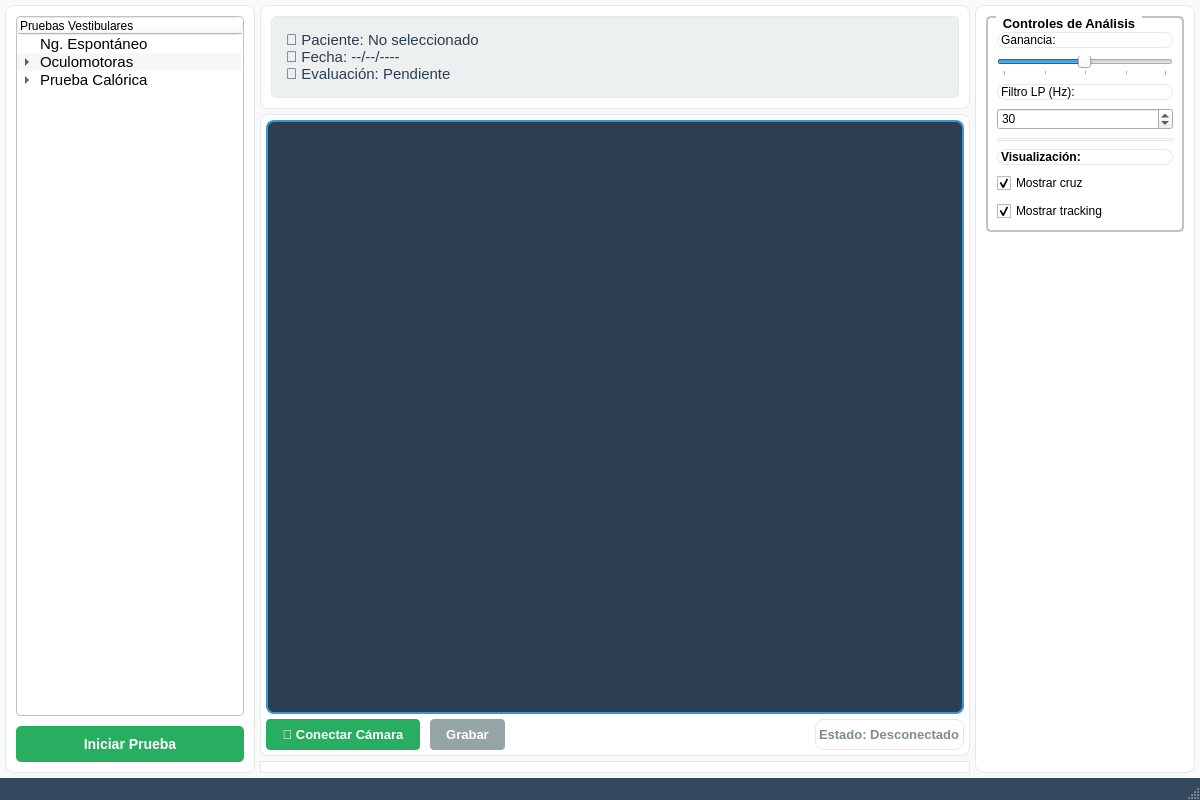
Qt form src/ui/main_window.ui (Debaq/Siev) before a commit.
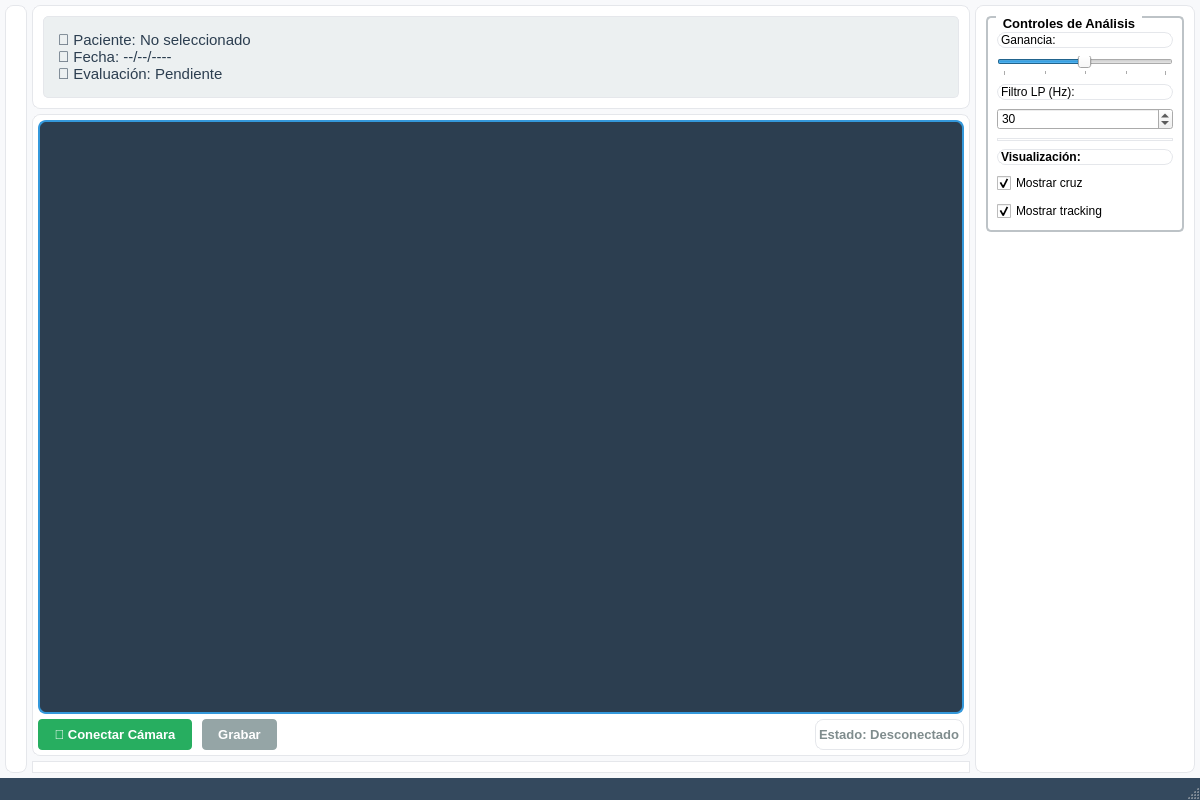
The same form after that commit.

```diff
--- a/src/ui/main_window.ui
+++ b/src/ui/main_window.ui
@@ -109,121 +109,6 @@
        <property name="bottomMargin">
         <number>10</number>
        </property>
-       <item>
-        <widget class="QTreeWidget" name="tree_pruebas">
-         <property name="sizePolicy">
-          <sizepolicy hsizetype="Preferred" vsizetype="Expanding">
-           <horstretch>0</horstretch>
-           <verstretch>0</verstretch>
-          </sizepolicy>
-         </property>
-         <property name="font">
-          <font>
-           <pointsize>11</pointsize>
-          </font>
-         </property>
-         <property name="alternatingRowColors">
-          <bool>true</bool>
-         </property>
-         <property name="selectionMode">
-          <enum>QAbstractItemView::SingleSelection</enum>
-         </property>
-         <property name="headerHidden">
-          <bool>false</bool>
-         </property>
-         <property name="expandsOnDoubleClick">
-          <bool>true</bool>
-         </property>
-         <column>
-          <property name="text">
-           <string>Pruebas Vestibulares</string>
-          </property>
-         </column>
-         <item>
-          <property name="text">
-           <string>Ng. Espontáneo</string>
-          </property>
-         </item>
-         <item>
-          <property name="text">
-           <string>Oculomotoras</string>
-          </property>
-          <item>
-           <property name="text">
-            <string>Optoquinéticas</string>
-           </property>
-          </item>
-          <item>
-           <property name="text">
-            <string>Seguimiento lento</string>
-           </property>
-          </item>
-          <item>
-           <property name="text">
-            <string>Sacadas</string>
-           </property>
-          </item>
-         </item>
-         <item>
-          <property name="text">
-           <string>Prueba Calórica</string>
-          </property>
-          <item>
-           <property name="text">
-            <string>Caliente OD</string>
-           </property>
-          </item>
-          <item>
-           <property name="text">
-            <string>Caliente OI</string>
-           </property>
-          </item>
-          <item>
-           <property name="text">
-            <string>Fría OD</string>
-           </property>
-          </item>
-          <item>
-           <property name="text">
-            <string>Fría OI</string>
-           </property>
-          </item>
-         </item>
-        </widget>
-       </item>
-       <item>
-        <widget class="QPushButton" name="btn_iniciar_prueba">
-         <property name="font">
-          <font>
-           <pointsize>12</pointsize>
-           <weight>75</weight>
-           <bold>true</bold>
-          </font>
-         </property>
-         <property name="styleSheet">
-          <string notr="true">QPushButton {
-    background-color: #27ae60;
-    color: white;
-    border: none;
-    padding: 10px;
-    border-radius: 5px;
-    font-weight: bold;
-    font-size: 14px;
-}
-
-QPushButton:hover {
-    background-color: #2ecc71;
-}
-
-QPushButton:pressed {
-    background-color: #229954;
-}</string>
-         </property>
-         <property name="text">
-          <string>Iniciar Prueba</string>
-         </property>
-        </widget>
-       </item>
       </layout>
      </widget>
     </item>
@@ -350,7 +235,6 @@
              <property name="font">
               <font>
                <pointsize>10</pointsize>
-               <weight>75</weight>
                <bold>true</bold>
               </font>
              </property>
@@ -385,7 +269,6 @@
              <property name="font">
               <font>
                <pointsize>10</pointsize>
-               <weight>75</weight>
                <bold>true</bold>
               </font>
              </property>
```
Left out of the diff: 49 changed lines with no effect on the pictures.
